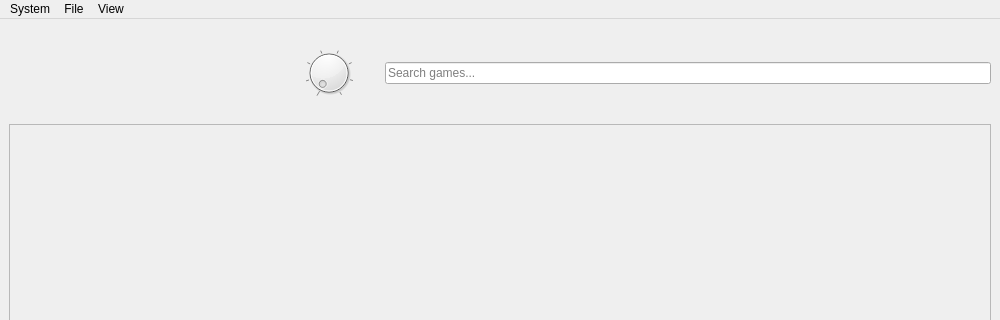
This is src/UI/MainWindow.ui in TheHalfrican/PerchQt as Qt 5 draws it before an edit; both pictures show x 0 to 1000 and y 0 to 320 of the 1000 by 800 pixel window. The edited form follows.
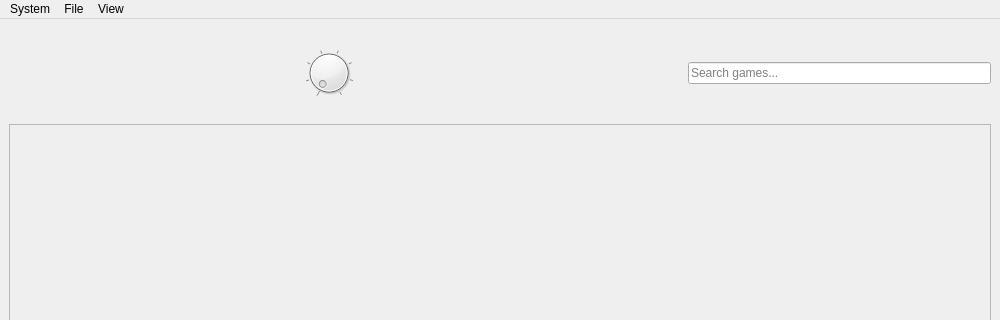
This is the edited form. Icons and pictures are not drawn. Custom widgets are drawn as their Qt base class.

Commit message: Added search bar functionality and reduced size to top right of the window

Diff of the .ui file:
```diff
--- a/src/UI/MainWindow.ui
+++ b/src/UI/MainWindow.ui
@@ -260,6 +260,22 @@
         </property>
        </widget>
       </item>
+      <item>
+       <spacer name="spacer_search">
+         <property name="orientation">
+           <enum>Qt::Horizontal</enum>
+         </property>
+         <property name="sizeType">
+           <enum>QSizePolicy::Expanding</enum>
+         </property>
+         <property name="sizeHint">
+           <size>
+             <width>40</width>
+             <height>20</height>
+           </size>
+         </property>
+       </spacer>
+      </item>
       <item>
        <widget class="QLineEdit" name="search_bar">
         <property name="placeholderText">
```
Left out of the diff: 3 changed lines with no effect on the pictures. The commit also changes 2 other files.
